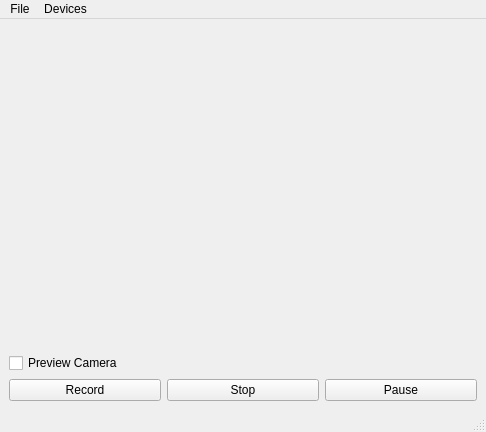
Old version of the form examples/cameracapture/cameracapture.ui in the repository qtproject/qt-mobility.
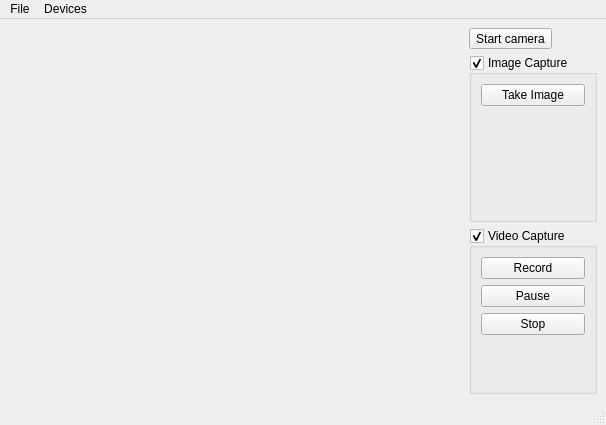
New version of the form.

Commit message: Added still image capture to cameracapture example.

The edit to the form file:
```diff
--- a/examples/cameracapture/cameracapture.ui
+++ b/examples/cameracapture/cameracapture.ui
@@ -6,53 +6,185 @@
    <rect>
     <x>0</x>
     <y>0</y>
-    <width>486</width>
-    <height>432</height>
+    <width>606</width>
+    <height>425</height>
    </rect>
   </property>
   <property name="windowTitle">
    <string>MainWindow</string>
   </property>
   <widget class="QWidget" name="centralwidget">
-   <layout class="QGridLayout" name="gridLayout">
-    <item row="0" column="0">
+   <layout class="QGridLayout" name="gridLayout_3">
+    <item row="0" column="0" rowspan="3">
      <widget class="QStackedWidget" name="stackedWidget">
+      <property name="palette">
+       <palette>
+        <active>
+         <colorrole role="Base">
+          <brush brushstyle="SolidPattern">
+           <color alpha="255">
+            <red>255</red>
+            <green>255</green>
+            <blue>255</blue>
+           </color>
+          </brush>
+         </colorrole>
+         <colorrole role="Window">
+          <brush brushstyle="SolidPattern">
+           <color alpha="255">
+            <red>145</red>
+            <green>145</green>
+            <blue>145</blue>
+           </color>
+          </brush>
+         </colorrole>
+        </active>
+        <inactive>
+         <colorrole role="Base">
+          <brush brushstyle="SolidPattern">
+           <color alpha="255">
+            <red>255</red>
+            <green>255</green>
+            <blue>255</blue>
+           </color>
+          </brush>
+         </colorrole>
+         <colorrole role="Window">
+          <brush brushstyle="SolidPattern">
+           <color alpha="255">
+            <red>145</red>
+            <green>145</green>
+            <blue>145</blue>
+           </color>
+          </brush>
+         </colorrole>
+        </inactive>
+        <disabled>
+         <colorrole role="Base">
+          <brush brushstyle="SolidPattern">
+           <color alpha="255">
+            <red>145</red>
+            <green>145</green>
+            <blue>145</blue>
+           </color>
+          </brush>
+         </colorrole>
+         <colorrole role="Window">
+          <brush brushstyle="SolidPattern">
+           <color alpha="255">
+            <red>145</red>
+            <green>145</green>
+            <blue>145</blue>
+           </color>
+          </brush>
+         </colorrole>
+        </disabled>
+       </palette>
+      </property>
       <property name="currentIndex">
        <number>-1</number>
       </property>
      </widget>
     </item>
-    <item row="1" column="0">
-     <widget class="QCheckBox" name="previewCamera">
+    <item row="0" column="1">
+     <widget class="QToolButton" name="startCameraButton">
       <property name="text">
-       <string>Preview Camera</string>
+       <string>Start camera</string>
       </property>
+      <property name="checkable">
+       <bool>true</bool>
+      </property>
+      <property name="checked">
+       <bool>false</bool>
+      </property>
      </widget>
     </item>
-    <item row="2" column="0">
-     <layout class="QHBoxLayout" name="horizontalLayout">
-      <item>
-       <widget class="QPushButton" name="recordButton">
-        <property name="text">
-         <string>Record</string>
-        </property>
-       </widget>
-      </item>
-      <item>
-       <widget class="QPushButton" name="stopButton">
-        <property name="text">
-         <string>Stop</string>
-        </property>
-       </widget>
-      </item>
-      <item>
-       <widget class="QPushButton" name="pauseButton">
-        <property name="text">
-         <string>Pause</string>
-        </property>
-       </widget>
-      </item>
-     </layout>
+    <item row="1" column="1">
+     <widget class="QGroupBox" name="imageCaptureBox">
+      <property name="enabled">
+       <bool>true</bool>
+      </property>
+      <property name="title">
+       <string>Image Capture</string>
+      </property>
+      <property name="checkable">
+       <bool>true</bool>
+      </property>
+      <property name="checked">
+       <bool>true</bool>
+      </property>
+      <layout class="QGridLayout" name="gridLayout_2">
+       <item row="0" column="0">
+        <widget class="QPushButton" name="takeImageButton">
+         <property name="text">
+          <string>Take Image</string>
+         </property>
+        </widget>
+       </item>
+       <item row="1" column="0">
+        <spacer name="verticalSpacer_2">
+         <property name="orientation">
+          <enum>Qt::Vertical</enum>
+         </property>
+         <property name="sizeHint" stdset="0">
+          <size>
+           <width>20</width>
+           <height>64</height>
+          </size>
+         </property>
+        </spacer>
+       </item>
+      </layout>
+     </widget>
+    </item>
+    <item row="2" column="1">
+     <widget class="QGroupBox" name="videoCaptureBox">
+      <property name="title">
+       <string>Video Capture</string>
+      </property>
+      <property name="checkable">
+       <bool>true</bool>
+      </property>
+      <property name="checked">
+       <bool>true</bool>
+      </property>
+      <layout class="QGridLayout" name="gridLayout">
+       <item row="0" column="0">
+        <widget class="QPushButton" name="recordButton">
+         <property name="text">
+          <string>Record</string>
+         </property>
+        </widget>
+       </item>
+       <item row="1" column="0">
+        <widget class="QPushButton" name="pauseButton">
+         <property name="text">
+          <string>Pause</string>
+         </property>
+        </widget>
+       </item>
+       <item row="2" column="0">
+        <widget class="QPushButton" name="stopButton">
+         <property name="text">
+          <string>Stop</string>
+         </property>
+        </widget>
+       </item>
+       <item row="3" column="0">
+        <spacer name="verticalSpacer">
+         <property name="orientation">
+          <enum>Qt::Vertical</enum>
+         </property>
+         <property name="sizeHint" stdset="0">
+          <size>
+           <width>20</width>
+           <height>18</height>
+          </size>
+         </property>
+        </spacer>
+       </item>
+      </layout>
+     </widget>
     </item>
    </layout>
   </widget>
@@ -61,7 +193,7 @@
     <rect>
      <x>0</x>
      <y>0</y>
-     <width>486</width>
+     <width>606</width>
      <height>27</height>
     </rect>
    </property>
```
Left out of the diff: 66 changed lines with no effect on the pictures. The commit also changes 2 other files.
